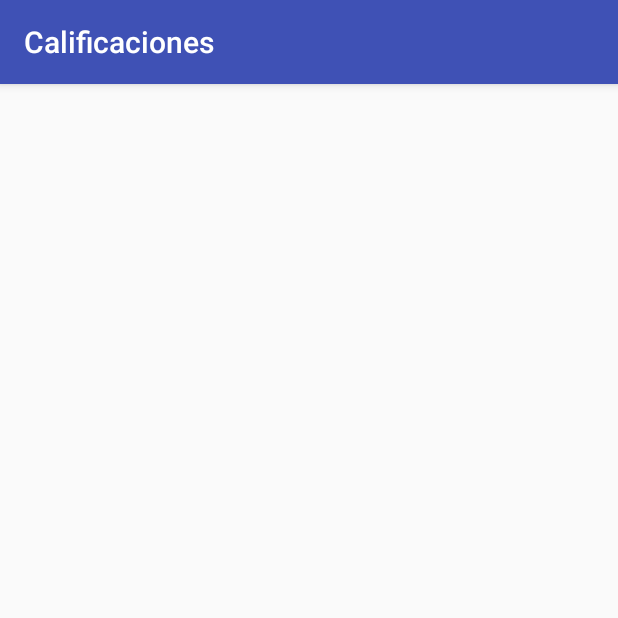
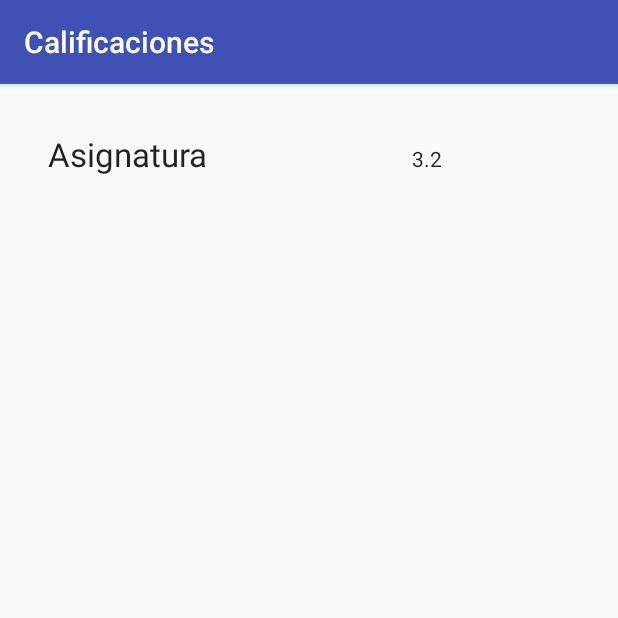
Before and after one commit to jedabero/Calificaciones, an Android app: the screen it shows after launch (MainActivity), on a phone screen of 412 x 824 dp, the top half of it. Run offline under Robolectric (Android 15) with nearby library versions, the phone set to English and light mode, and no system bars; libraries missing offline, so code that uses them is left out: io.realm; 8 statements that could not run were skipped.

Commit message:
Added a header and context menu to the list

```diff
--- a/app/build.gradle
+++ b/app/build.gradle
@@ -23,7 +23,8 @@ dependencies {
     compile fileTree(dir: 'libs', include: ['*.jar'])
     testCompile 'junit:junit:4.12'
     compile 'com.android.support:appcompat-v7:23.2.0'
+    compile 'com.android.support:gridlayout-v7:23.2.0'
+    compile 'com.android.support:support-v4:23.2.0'
     compile 'com.android.support:design:23.2.0'
     compile 'io.realm:realm-android:0.87.5'
-    compile 'com.android.support:support-v4:23.2.0'
 }
--- a/app/src/main/java/co/kinbu/calificaciones/view/NotasFragment.java
+++ b/app/src/main/java/co/kinbu/calificaciones/view/NotasFragment.java
@@ -5,9 +5,13 @@ import android.os.Bundle;
 import android.support.v4.app.Fragment;
 import android.support.v7.widget.LinearLayoutManager;
 import android.support.v7.widget.RecyclerView;
+import android.view.ContextMenu;
 import android.view.LayoutInflater;
+import android.view.MenuItem;
 import android.view.View;
 import android.view.ViewGroup;
+import android.widget.AdapterView;
+import android.widget.TextView;
 
 import java.util.ArrayList;
 import java.util.List;
@@ -65,11 +69,39 @@ public class NotasFragment extends Fragment {
     @Override
     public View onCreateView(LayoutInflater inflater, ViewGroup container, Bundle savedInstanceState) {
         View view = inflater.inflate(R.layout.fragment_notas, container, false);
-        mNotasView = (RecyclerView) view;
-        mNotasView.setLayoutManager(new LinearLayoutManager(getContext()));
+
+        //TODO MODEL
+        TextView nombreView = (TextView) view.findViewById(R.id.asignatura_nombre);
+        nombreView.setText(String.valueOf("Asignatura"));
+        TextView promedioView = (TextView) view.findViewById(R.id.asignatura_promedio);
+        promedioView.setText(String.valueOf(3.2));
+
+        registerForContextMenu(view.findViewById(R.id.asignatura_detalles));
+
+        mNotasView = (RecyclerView) view.findViewById(R.id.list_notas);
+        LinearLayoutManager layoutManager = new LinearLayoutManager(getContext());
+        mNotasView.setLayoutManager(layoutManager);
         mNotasAdapter = new NotaRecyclerViewAdapter(mNotas, mListener);
         mNotasView.setAdapter(mNotasAdapter);
+
         return view;
+    }
+
+    @Override
+    public void onCreateContextMenu(ContextMenu menu, View v, ContextMenu.ContextMenuInfo menuInfo) {
+        super.onCreateContextMenu(menu, v, menuInfo);
+        getActivity().getMenuInflater().inflate(R.menu.menu_nota, menu);
+    }
+
+    @Override
+    public boolean onContextItemSelected(MenuItem item) {
+        switch (item.getItemId()) {
+            case R.id.opcion_agregar:
+
+                return true;
+            default:
+                return super.onContextItemSelected(item);
+        }
     }
 
     @Override
--- a/app/src/main/res/layout/fragment_notas.xml
+++ b/app/src/main/res/layout/fragment_notas.xml
@@ -1,9 +1,38 @@
-<android.support.v7.widget.RecyclerView xmlns:android="http://schemas.android.com/apk/res/android"
+<LinearLayout xmlns:android="http://schemas.android.com/apk/res/android"
     xmlns:tools="http://schemas.android.com/tools"
     xmlns:app="http://schemas.android.com/apk/res-auto"
-    android:id="@+id/list_notas"
     android:layout_width="match_parent"
     android:layout_height="wrap_content"
-    app:layoutManager="LinearLayoutManager"
-    tools:listitem="@layout/nota_peso_list_item"
-    tools:context=".view.NotasFragment"/>
+    android:orientation="vertical"
+    android:padding="@dimen/default_gap" >
+
+    <LinearLayout android:id="@+id/asignatura_detalles"
+        android:layout_width="match_parent"
+        android:layout_height="wrap_content" >
+
+        <TextView android:id="@+id/asignatura_nombre"
+            android:layout_width="0dp"
+            android:layout_weight="2"
+            android:layout_height="wrap_content"
+            android:padding="@dimen/default_gap"
+            style="?android:textAppearanceLarge"
+            tools:text="Asignatura" />
+
+        <TextView android:id="@+id/asignatura_promedio"
+            android:layout_width="0dp"
+            android:layout_weight="1"
+            android:layout_height="wrap_content"
+            android:padding="@dimen/default_gap"
+            style="?android:textAppearance"
+            tools:text="3.2" />
+
+    </LinearLayout>
+
+    <android.support.v7.widget.RecyclerView android:id="@+id/list_notas"
+        android:layout_width="match_parent"
+        android:layout_height="wrap_content"
+        app:layoutManager="LinearLayoutManager"
+        tools:listitem="@layout/nota_peso_list_item"
+        tools:context=".view.NotasFragment" />
+
+</LinearLayout>
--- a/app/src/main/res/layout/nota_peso_list_item.xml
+++ b/app/src/main/res/layout/nota_peso_list_item.xml
@@ -4,10 +4,7 @@
     android:layout_width="match_parent"
     android:layout_height="wrap_content"
     android:baselineAligned="false"
-    android:paddingBottom="@dimen/activity_vertical_margin"
-    android:paddingLeft="@dimen/activity_horizontal_margin"
-    android:paddingRight="@dimen/activity_horizontal_margin"
-    android:paddingTop="@dimen/activity_vertical_margin">
+    android:padding="@dimen/default_gap" >
 
     <android.support.design.widget.TextInputLayout android:id="@+id/layout_nota"
         android:layout_width="0dp"
--- /dev/null
+++ b/app/src/main/res/menu/menu_nota.xml
@@ -0,0 +1,5 @@
+<?xml version="1.0" encoding="utf-8"?>
+<menu xmlns:android="http://schemas.android.com/apk/res/android">
+    <item android:id="@+id/opcion_agregar"
+        android:title="@string/opcion_agregar" />
+</menu>
--- a/app/src/main/res/values/strings.xml
+++ b/app/src/main/res/values/strings.xml
@@ -4,6 +4,8 @@
     <string name="label_nota">Nota</string>
     <string name="label_peso">Peso</string>
 
+    <string name="opcion_agregar">Agregar nota</string>
+
     <!-- TODO: Remove or change this placeholder text -->
     <string name="hello_blank_fragment">Hello blank fragment</string>
 
```
